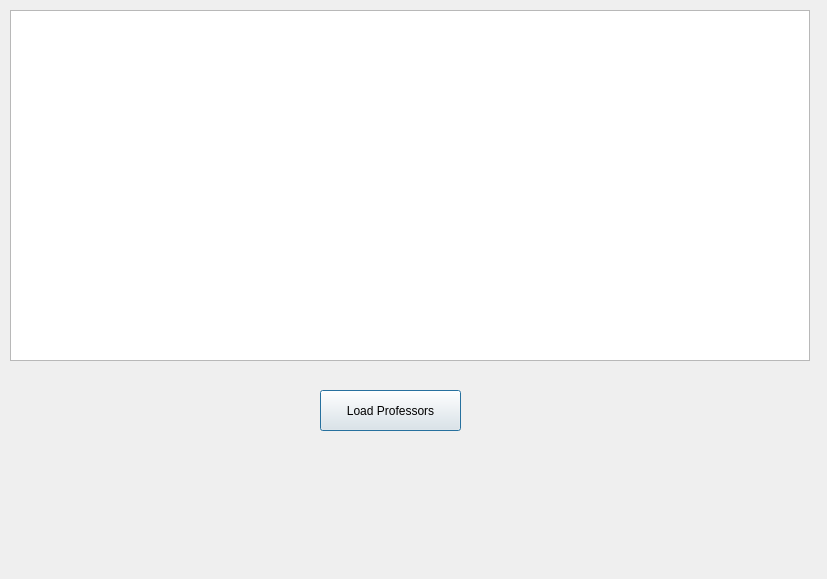
Above: bms/view_professor.ui from MythicSTR/bms-project before the change. Below: the same form after it.
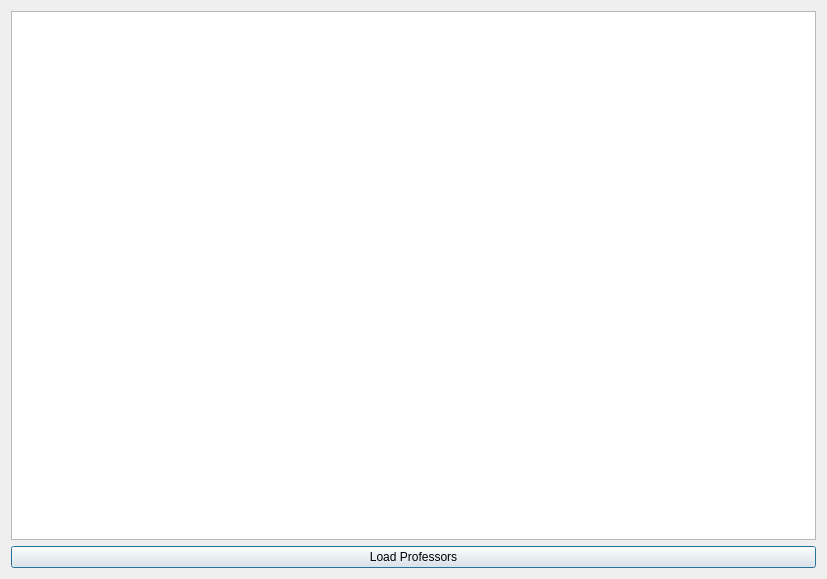
That is the form after the change. Icons and pictures are not drawn.

```diff
--- a/bms/view_professor.ui
+++ b/bms/view_professor.ui
@@ -23,15 +23,11 @@
    <iconset resource="resource.qrc">
     <normaloff>:/data/icon.png</normaloff>:/data/icon.png</iconset>
   </property>
+  <layout class="QGridLayout" name="gridLayout">
+   <item row="0" column="0">
+    <layout class="QVBoxLayout" name="verticalLayout">
+     <item>
   <widget class="QTableView" name="vp_table">
-   <property name="geometry">
-    <rect>
-     <x>10</x>
-     <y>10</y>
-     <width>800</width>
-     <height>351</height>
-    </rect>
-   </property>
    <property name="styleSheet">
     <string notr="true"/>
    </property>
@@ -39,19 +35,17 @@
     <bool>true</bool>
    </attribute>
   </widget>
+     </item>
+     <item>
   <widget class="QPushButton" name="vp_load">
-   <property name="geometry">
-    <rect>
-     <x>320</x>
-     <y>390</y>
-     <width>141</width>
-     <height>41</height>
-    </rect>
-   </property>
    <property name="text">
     <string>Load Professors</string>
    </property>
   </widget>
+     </item>
+    </layout>
+   </item>
+  </layout>
  </widget>
  <resources>
   <include location="resource.qrc"/>
```
Lines whose indentation alone changed are shown as unchanged.
